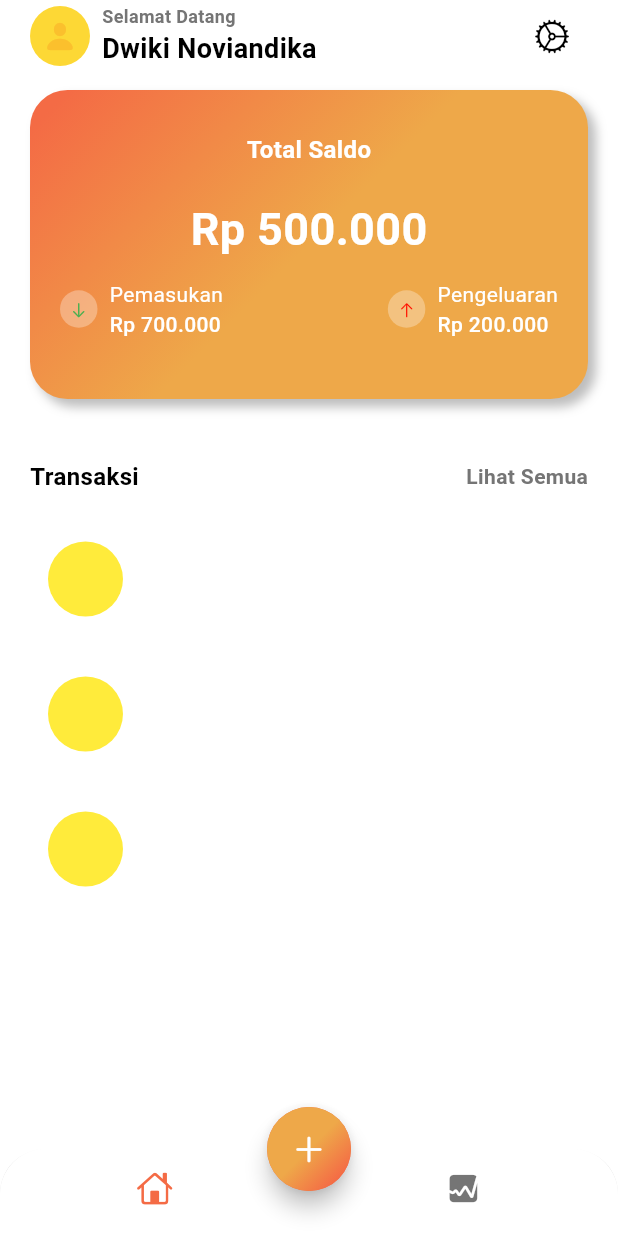
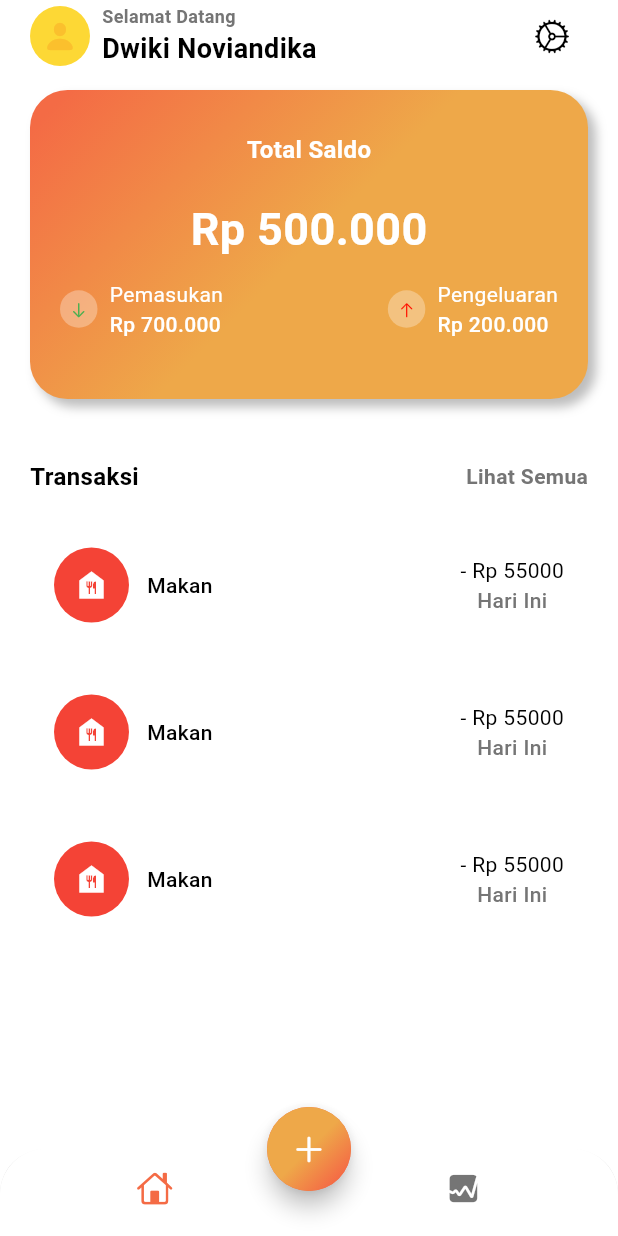
Before and after one commit to dikadwiki/my_first_app, a Flutter app: the screen it shows after launch, on a phone screen of 412 x 824 dp. Run offline on Flutter 3.47's test engine with Material 3 defaults, Android fonts, the phone set to English and light mode, and no system bars.

Commit message:
Menambahkan beberapa widget pada main screen

```diff
--- a/lib/screens/home/views/main_screen.dart
+++ b/lib/screens/home/views/main_screen.dart
@@ -242,17 +242,65 @@ class MainScreen extends StatelessWidget {
                         borderRadius: BorderRadius.circular(12),
                       ),
                       child: Padding(
-                        padding: const EdgeInsets.all(12.0),
+                        padding: const EdgeInsets.all(16.0),
                         child: Row(
+                          mainAxisAlignment: MainAxisAlignment.spaceBetween,
+                          children: [
+                            Row(
+                              children: [
+                                Stack(
+                                  alignment: Alignment.center,
                                   children: [
                                     Container(
                                       width: 50,
                                       height: 50,
                                       decoration: BoxDecoration(
-                                color: Colors.yellow,
+                                        color: Colors.red,
                                         shape: BoxShape.circle,
                                       ),
-                            )
+                                    ),
+                                    Icon(
+                                      Icons.food_bank,
+                                      color: Colors.white,
+                                    ),
+                                  ],
+                                ),
+                                SizedBox(width: 12),
+                                Text(
+                                  'Makan',
+                                  style: TextStyle(
+                                    fontSize: 14,
+                                    color: Theme.of(context)
+                                        .colorScheme
+                                        .onBackground,
+                                    fontWeight: FontWeight.w500,
+                                  ),
+                                ),
+                              ],
+                            ),
+                            Column(
+                              children: [
+                                Text(
+                                  '- Rp 55000',
+                                  style: TextStyle(
+                                    fontSize: 14,
+                                    color: Theme.of(context)
+                                        .colorScheme
+                                        .onBackground,
+                                    fontWeight: FontWeight.w400,
+                                  ),
+                                ),
+                                Text(
+                                  'Hari Ini',
+                                  style: TextStyle(
+                                    fontSize: 14,
+                                    color:
+                                        Theme.of(context).colorScheme.outline,
+                                    fontWeight: FontWeight.w500,
+                                  ),
+                                ),
+                              ],
+                            ),
                           ],
                         ),
                       ),
```
Also changed, not shown: lib/data/data.dart (added). Lines whose indentation alone changed are shown as unchanged.
